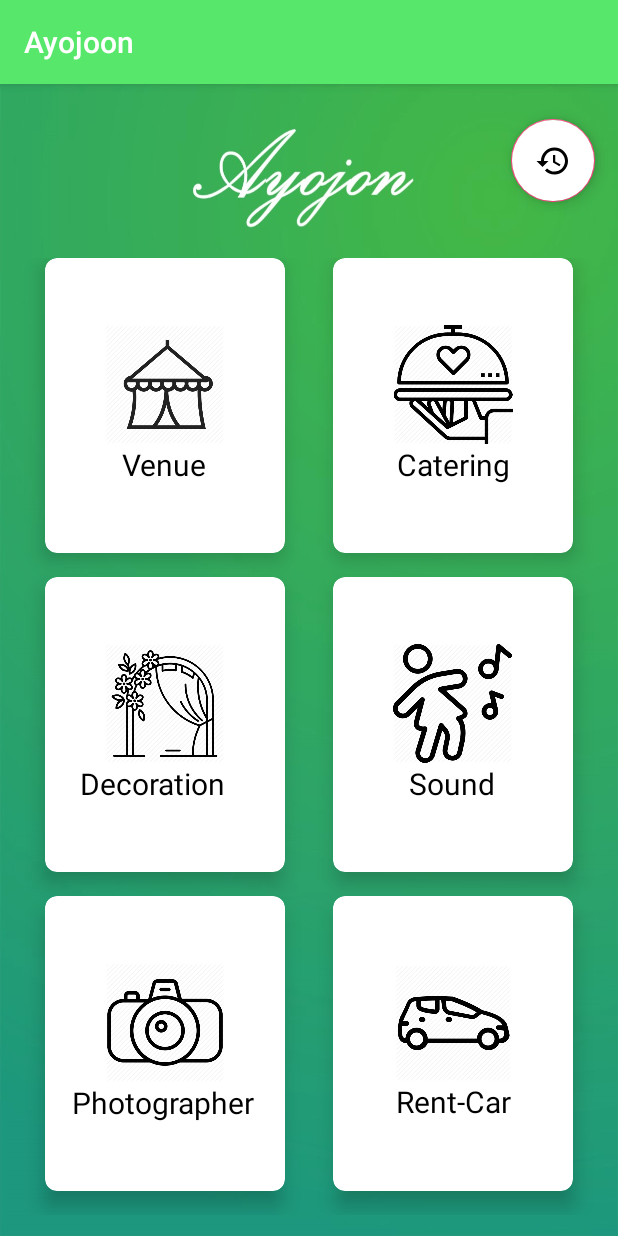
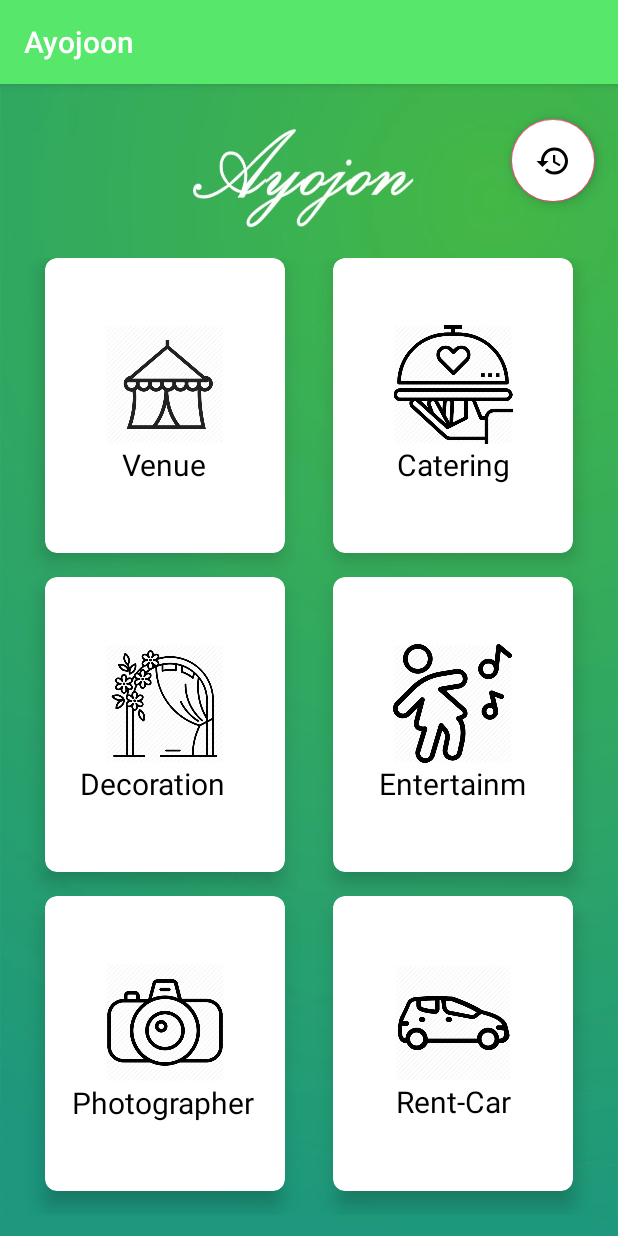
Before and after one commit to nafis10670/AyojonApp, an Android app: the HomePage screen opened directly, with no data from a screen before it, on a phone screen of 412 x 824 dp. Run offline under Robolectric (Android 15) with nearby library versions, the phone set to English and light mode, and no system bars; Roboto replaces fonts that are not available here.

Commit message:
Changed sound to entertainment

```diff
--- a/ProjectSem/app/src/main/java/com/example/asus/ayojoon/Ayoojon_Music.java
+++ b/ProjectSem/app/src/main/java/com/example/asus/ayojoon/Ayoojon_Music.java
@@ -28,7 +28,7 @@ public class Ayoojon_Music extends AppCompatActivity {
         super.onCreate(savedInstanceState);
         setContentView(R.layout.activity_ayoojon__music);
 
-        productref_music = FirebaseDatabase.getInstance().getReference().child("Sound") ;
+        productref_music = FirebaseDatabase.getInstance().getReference().child("Entertainment") ;
         recyclerView_music = findViewById(R.id.recycler_menu_music) ;
         layoutmanager_music = new LinearLayoutManager(this) ;
         recyclerView_music.setHasFixedSize(true);
--- a/ProjectSem/app/src/main/res/layout/activity_home_page.xml
+++ b/ProjectSem/app/src/main/res/layout/activity_home_page.xml
@@ -196,7 +196,7 @@
                 <TextView
                     android:layout_width="match_parent"
                     android:layout_height="wrap_content"
-                    android:text="Sound"
+                    android:text="Entertainment"
                     android:textAlignment="center"
                     android:textColor="@color/black"
                     android:textSize="20sp"
```
